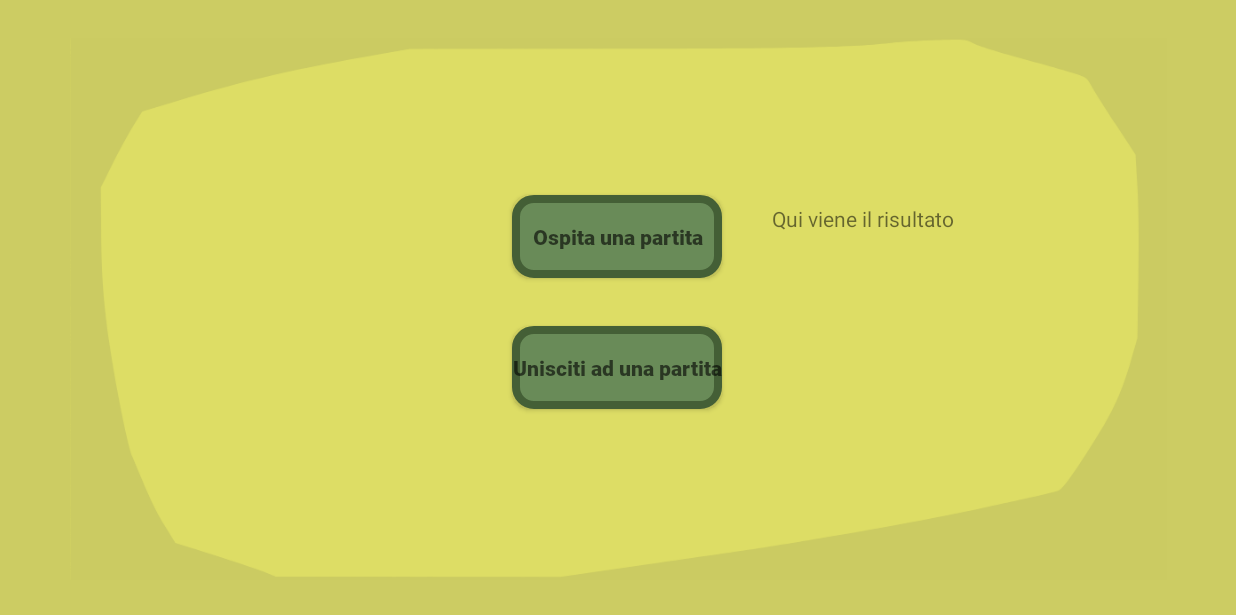
After one commit to SabP391/The_Hill_Reloaded, an Android app: the MultiplayerActivity screen opened directly, with no data from a screen before it, on a phone screen of 824 x 412 dp (held sideways). The commit adds this screen. Shown: the top 615 px of the screen. Run offline under Robolectric (Android 15) with nearby library versions, the phone set to English and light mode, and no system bars.

Commit message:
Aggiunta activity per il multiplayer. La ricerca bluetooth non è ancora funzionante. Aprire questa activity dall'emulatore causerà il crash dell'applicazione, testare solo su dispositivi reali!

```diff
--- a/app/src/main/java/com/example/thehillreloaded/UserMenuActivity.java
+++ b/app/src/main/java/com/example/thehillreloaded/UserMenuActivity.java
@@ -91,6 +91,12 @@ public class UserMenuActivity extends AppCompatActivity implements GameModeFragm
         else super.onBackPressed();
     }
 
+    // Metodo che avvia la nuova activity per il multiplayer
+    public void onClickMultiplayer(View view){
+        Intent intent = new Intent(this, MultiplayerActivity.class);
+        startActivity(intent);
+    }
+
     public void onClickImpostazioni(View view) {
         if(SFXattivi){ soundService.suonoBottoni(); }
         startActivity(menuImpostazioni);
--- /dev/null
+++ b/app/src/main/res/layout/activity_multiplayer.xml
@@ -0,0 +1,90 @@
+<?xml version="1.0" encoding="utf-8"?>
+<androidx.constraintlayout.widget.ConstraintLayout xmlns:android="http://schemas.android.com/apk/res/android"
+    xmlns:app="http://schemas.android.com/apk/res-auto"
+    xmlns:tools="http://schemas.android.com/tools"
+    android:layout_width="match_parent"
+    android:layout_height="match_parent"
+    android:background="@color/giallo_scuro_background"
+    tools:context=".MultiplayerActivity">
+
+    <ImageView
+        android:id="@+id/imageView7"
+        android:layout_width="731dp"
+        android:layout_height="372dp"
+        app:layout_constraintBottom_toBottomOf="parent"
+        app:layout_constraintEnd_toEndOf="parent"
+        app:layout_constraintStart_toStartOf="parent"
+        app:layout_constraintTop_toTopOf="parent"
+        app:srcCompat="@drawable/bg_main" />
+
+    <android.widget.Button
+        android:id="@+id/bottone_hostMatch"
+        style="@style/StileBottoni"
+        android:layout_width="140dp"
+        android:layout_height="55dp"
+        android:layout_marginTop="130dp"
+        android:background="@drawable/bottoni_personalizzati"
+        android:text="@string/host_match"
+        android:textAppearance="@style/TextAppearance.AppCompat"
+        app:layout_constraintEnd_toEndOf="parent"
+        app:layout_constraintHorizontal_bias="0.499"
+        app:layout_constraintStart_toStartOf="parent"
+        app:layout_constraintTop_toTopOf="parent" />
+
+    <android.widget.Button
+        android:id="@+id/bottone_joinMatch"
+        style="@style/StileBottoni"
+        android:layout_width="140dp"
+        android:layout_height="55dp"
+        android:layout_marginBottom="130dp"
+        android:background="@drawable/bottoni_personalizzati"
+        android:text="@string/join_match"
+        android:textAppearance="@style/TextAppearance.AppCompat"
+        app:layout_constraintBottom_toBottomOf="parent"
+        app:layout_constraintEnd_toEndOf="parent"
+        app:layout_constraintHorizontal_bias="0.499"
+        app:layout_constraintStart_toStartOf="parent"
+        app:layout_constraintTop_toBottomOf="@+id/bottone_hostMatch"
+        app:layout_constraintVertical_bias="0.78" />
+
+    <TextView
+        android:id="@+id/stato_connessione"
+        android:layout_width="wrap_content"
+        android:layout_height="wrap_content"
+        app:layout_constraintBottom_toTopOf="@+id/bottone_hostMatch"
+        app:layout_constraintEnd_toEndOf="parent"
+        app:layout_constraintHorizontal_bias="0.499"
+        app:layout_constraintStart_toStartOf="parent"
+        app:layout_constraintTop_toTopOf="parent"
+        app:layout_constraintVertical_bias="0.585" />
+
+    <ListView
+        android:id="@+id/lista_host"
+        android:layout_width="230dp"
+        android:layout_height="140dp"
+        app:layout_constraintBottom_toBottomOf="parent"
+        app:layout_constraintEnd_toStartOf="@+id/bottone_hostMatch"
+        app:layout_constraintStart_toStartOf="@+id/imageView7"
+        app:layout_constraintTop_toTopOf="parent" />
+
+    <TextView
+        android:id="@+id/risultato_match"
+        android:layout_width="230dp"
+        android:layout_height="140dp"
+        android:text="Qui viene il risultato"
+        app:layout_constraintBottom_toBottomOf="parent"
+        app:layout_constraintEnd_toEndOf="@+id/imageView7"
+        app:layout_constraintStart_toEndOf="@+id/bottone_hostMatch"
+        app:layout_constraintTop_toTopOf="parent" />
+
+    <TextView
+        android:id="@+id/questa_lista_host"
+        android:layout_width="wrap_content"
+        android:layout_height="wrap_content"
+        app:layout_constraintBottom_toTopOf="@+id/lista_host"
+        app:layout_constraintEnd_toEndOf="parent"
+        app:layout_constraintHorizontal_bias="0.049"
+        app:layout_constraintStart_toStartOf="parent"
+        app:layout_constraintTop_toTopOf="parent"
+        app:layout_constraintVertical_bias="0.948" />
+</androidx.constraintlayout.widget.ConstraintLayout>
--- a/app/src/main/res/values/strings.xml
+++ b/app/src/main/res/values/strings.xml
@@ -4,7 +4,7 @@
     <string name="bottone_accesso_google">Accedi con Google</string>
     <string name="bottone_inizia_partita">Inizia</string>
     <string name="bottone_continua_partita">Continua</string>
-    <string name="bottone_online_game">Online</string>
+    <string name="bottone_online_game">Multigiocatore</string>
     <string name="bottone_impostazioni_menu">Impostazioni</string>
     <string name="modalita_classica">Classica</string>
     <string name="modalita_reloaded">Reloaded</string>
@@ -23,4 +23,6 @@
     <string name="switch_volume_musica">Musica</string>
     <string name="switch_volume_suoni">Suoni</string>
     <string name="bottone_punteggi">Punteggi</string>
+    <string name="host_match">Ospita una partita</string>
+    <string name="join_match">Unisciti ad una partita</string>
 </resources>
```
Also changed, not shown: app/src/main/AndroidManifest.xml (+13 -0 lines), app/src/main/java/com/example/thehillreloaded/BTDeviceListAdapter.java (added, +44 -0 lines), app/src/main/java/com/example/thehillreloaded/MultiplayerActivity.java (added, +458 -0 lines), app/src/main/res/layout/activity_user_menu.xml (+7 -5 lines), app/src/main/res/layout/device_adapter_view.xml (added, +32 -0 lines), 2 other files.
